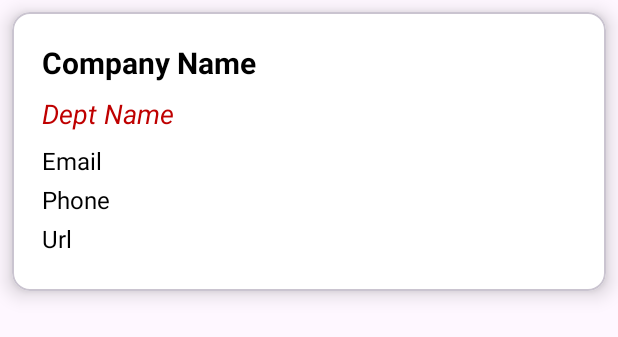
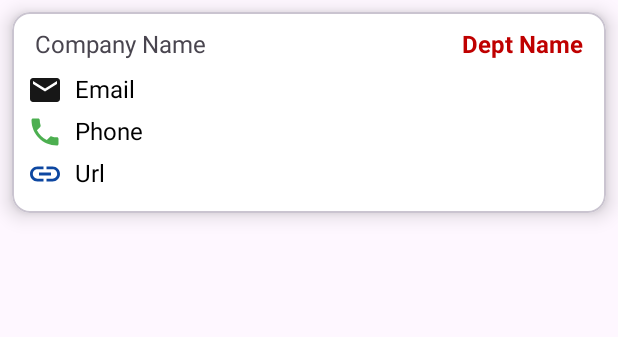
Before and after one commit to mamta-chaudhari-rndtechnosoft/BNI, an Android app: the layout item_my_gives.xml on its own in the app's theme, with its tools: preview values and no code run, on a phone screen of 412 x 824 dp. Shown: the top 337 px of the screen. Run offline under Robolectric (Android 15) with nearby library versions, the phone set to English and light mode, and no system bars.

Commit message:
Ui change in my ask and my give

```diff
--- /dev/null
+++ b/app/src/main/res/drawable/baseline_insert_link_24.xml
@@ -0,0 +1,5 @@
+<vector xmlns:android="http://schemas.android.com/apk/res/android" android:height="24dp" android:tint="#0C0C0C" android:viewportHeight="24" android:viewportWidth="24" android:width="24dp">
+
+    <path android:fillColor="@android:color/white" android:pathData="M3.9,12c0,-1.71 1.39,-3.1 3.1,-3.1h4L11,7L7,7c-2.76,0 -5,2.24 -5,5s2.24,5 5,5h4v-1.9L7,15.1c-1.71,0 -3.1,-1.39 -3.1,-3.1zM8,13h8v-2L8,11v2zM17,7h-4v1.9h4c1.71,0 3.1,1.39 3.1,3.1s-1.39,3.1 -3.1,3.1h-4L13,17h4c2.76,0 5,-2.24 5,-5s-2.24,-5 -5,-5z"/>
+
+</vector>
--- a/app/src/main/res/layout/item_my_gives.xml
+++ b/app/src/main/res/layout/item_my_gives.xml
@@ -12,60 +12,76 @@
         android:layout_width="match_parent"
         android:layout_height="wrap_content"
         android:orientation="vertical"
-        android:padding="20dp">
+        android:padding="10dp">
+
+        <LinearLayout
+            android:layout_width="match_parent"
+            android:layout_height="wrap_content"
+            android:orientation="horizontal">
 
             <TextView
                 android:id="@+id/tvCompanyName"
-            android:layout_width="match_parent"
+                android:layout_width="wrap_content"
                 android:layout_height="wrap_content"
+                android:layout_marginBottom="0dp"
+                android:layout_weight="1"
                 android:text="@string/company_name"
-            android:textSize="20sp"
-            android:textStyle="bold"
-            android:layout_marginBottom="8dp"
-            android:textColor="@color/black"
-            />
+                android:textSize="16sp"
+                android:layout_marginStart="5dp"
+                android:layout_marginEnd="5dp"/>
 
             <TextView
                 android:id="@+id/tvDeptName"
-            android:layout_width="match_parent"
+                android:layout_width="wrap_content"
                 android:layout_height="wrap_content"
+                android:layout_marginBottom="8dp"
+                android:layout_weight="1"
                 android:text="@string/dept_name"
-            android:textStyle="italic"
-            android:textSize="18sp"
-            android:layout_marginBottom="8dp"
                 android:textColor="@color/primary_color"
-            />
+                android:textSize="16sp"
+                android:textStyle="bold"
+                android:gravity="end"
+                android:layout_marginStart="5dp"
+                android:layout_marginEnd="5dp"/>
+
+        </LinearLayout>
+
 
         <TextView
             android:id="@+id/tvEmail"
             android:layout_width="match_parent"
             android:layout_height="wrap_content"
+            android:layout_marginBottom="4dp"
+            android:drawableStart="@drawable/baseline_email"
+            android:drawablePadding="8dp"
+            android:drawableTint="@color/light_black"
             android:text="Email"
-            android:textSize="16sp"
-            android:layout_marginBottom="4dp"
             android:textColor="@color/black"
-            />
+            android:textSize="16sp" />
 
         <TextView
             android:id="@+id/tvPhone"
             android:layout_width="match_parent"
             android:layout_height="wrap_content"
+            android:layout_marginBottom="4dp"
+            android:drawableStart="@drawable/baseline_local_phone_24"
+            android:drawablePadding="8dp"
+            android:drawableTint="@color/green"
             android:text="Phone"
-            android:textSize="16sp"
             android:textColor="@color/black"
-            android:layout_marginBottom="4dp"
-            />
+            android:textSize="16sp" />
 
         <TextView
             android:id="@+id/tvUrl"
             android:layout_width="match_parent"
             android:layout_height="wrap_content"
+            android:layout_marginBottom="4dp"
+            android:drawableStart="@drawable/baseline_insert_link_24"
+            android:drawablePadding="8dp"
+            android:drawableTint="@color/blue"
             android:text="Url"
-            android:textSize="16sp"
             android:textColor="@color/black"
-            android:layout_marginBottom="4dp"
-            />
+            android:textSize="16sp" />
 
     </LinearLayout>
-
 </com.google.android.material.card.MaterialCardView>
--- a/app/src/main/res/values/colors.xml
+++ b/app/src/main/res/values/colors.xml
@@ -8,4 +8,10 @@
     <color name="light_grey">#959595</color>
     <color name="light_red">#FBE9E7</color>
     <color name="light_blue">#2196F3</color>
+
+    <color name="green">#4CAF50</color>
+    <color name="blue">#0D47A1</color>
+    <color name="light_black">#171717</color>
+
+
 </resources>
```
Also changed, not shown: app/src/main/java/com/rndtechnosoft/bni/Activity/MyMatchesActivity.kt (+43 -6 lines), app/src/main/res/layout/item_my_all_match.xml (+53 -25 lines), app/src/main/res/layout/item_my_ask.xml (+70 -18 lines). Lines whose indentation alone changed are shown as unchanged.
